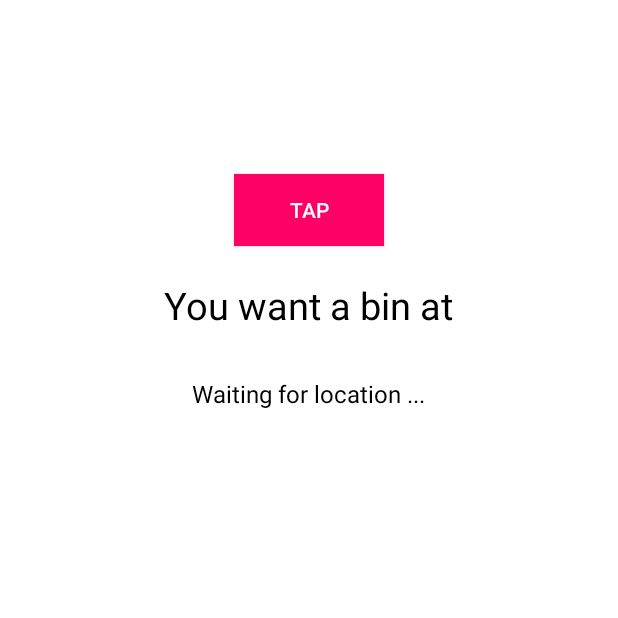
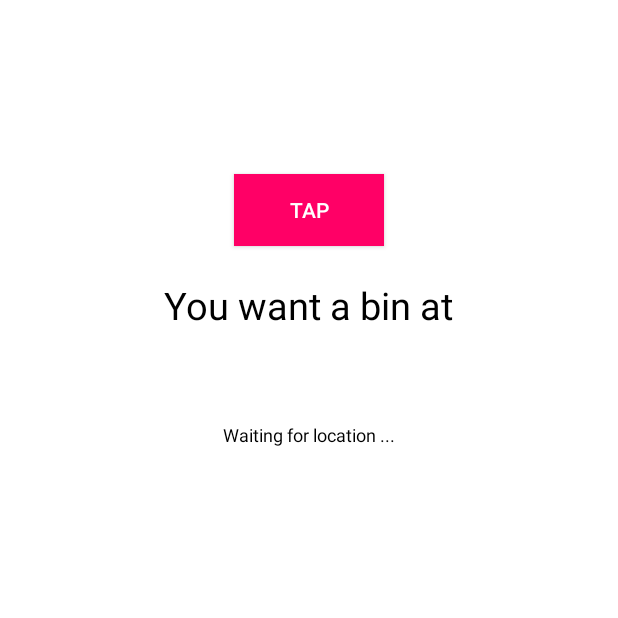
Before and after one commit to dhirajt/PinYourBin, an Android app: the screen it shows after launch (MainActivity), after a tap on "TAP", on a phone screen of 412 x 824 dp, the top half of it. Run offline under Robolectric (Android 15) with nearby library versions, the phone set to English and light mode, and no system bars; 2 statements that could not run were skipped.

```diff
--- a/app/src/main/res/layout/activity_main.xml
+++ b/app/src/main/res/layout/activity_main.xml
@@ -43,7 +43,7 @@
         android:textSize="25sp" />
 
     <TextView
-        android:id="@+id/locationText"
+        android:id="@+id/locationAddressText"
         android:layout_width="wrap_content"
         android:layout_height="wrap_content"
 
@@ -52,6 +52,18 @@
 
         android:padding="15dp"
         android:textColor="#000"
-        android:textSize="16dp" />
+        android:textSize="13sp" />
+
+    <TextView
+        android:id="@+id/locationText"
+        android:layout_width="wrap_content"
+        android:layout_height="wrap_content"
+
+        android:layout_marginTop="250dp"
+        android:layout_centerHorizontal="true"
+
+        android:padding="15dp"
+        android:textColor="#000"
+        android:textSize="12sp" />
 
 </RelativeLayout>
```
Also changed, not shown: app/src/main/java/com/pinyourbin/pinyourbin/MainActivity.java (+51 -3 lines).
